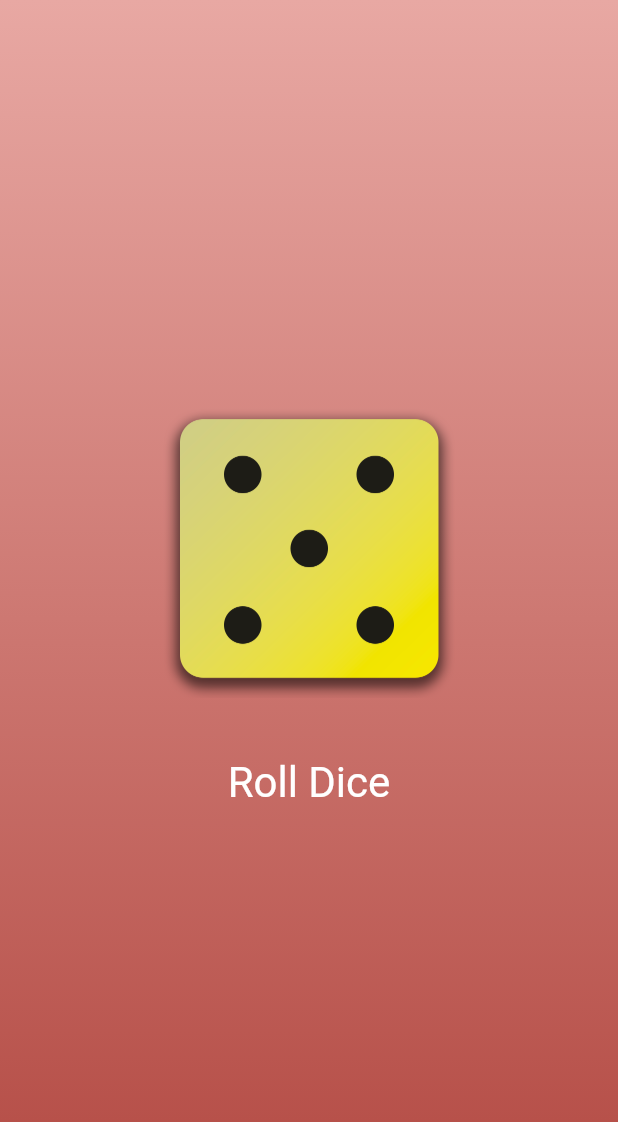
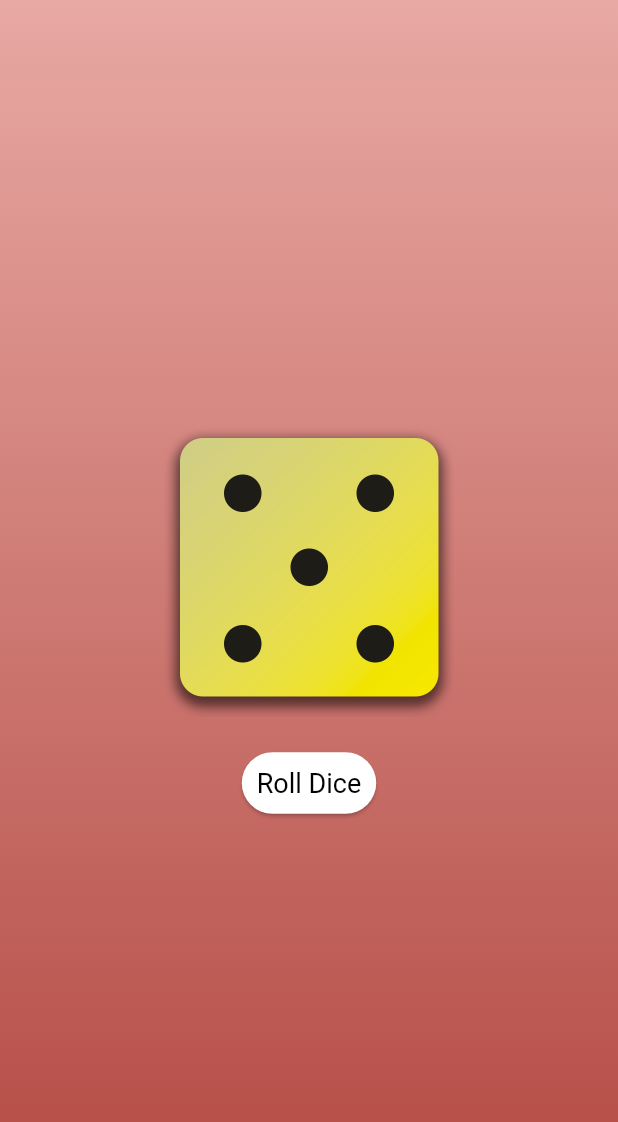
Before and after one commit to ravraw/flutter_roll_dice, a Flutter app: the screen it shows after launch, after a tap on "Roll Dice", on a phone screen of 412 x 824 dp. Shown: the top 1122 px of the screen. Run offline on Flutter 3.47's test engine with Material 3 defaults, Android fonts, the phone set to English and light mode, and no system bars.

Commit message:
flutter_roll_dice: removed debug banner

```diff
--- a/lib/dice_roller.dart
+++ b/lib/dice_roller.dart
@@ -28,12 +28,13 @@ class _DiceRollerState extends State<DiceRoller> {
       children: [
         Image.asset('assets/images/dice-$currentDiceRoll.png', width: 200),
         const SizedBox(height: 20),
-        TextButton(
+        ElevatedButton(
           onPressed: rollDice,
           style: TextButton.styleFrom(
-            padding: const EdgeInsets.all(20),
-            foregroundColor: Colors.white,
-            textStyle: const TextStyle(fontSize: 28),
+            padding: const EdgeInsets.all(10),
+            backgroundColor: Colors.white,
+            foregroundColor: Colors.black,
+            textStyle: const TextStyle(fontSize: 18),
           ),
           child: const Text('Roll Dice'),
         )
--- a/lib/main.dart
+++ b/lib/main.dart
@@ -4,6 +4,7 @@ import 'package:flutter_roll_dice/flutter_roll_dice.dart';
 void main() {
   runApp(
     const MaterialApp(
+      debugShowCheckedModeBanner: false,
       home: Scaffold(
         body: FlutterRollDice(),
       ),
```
